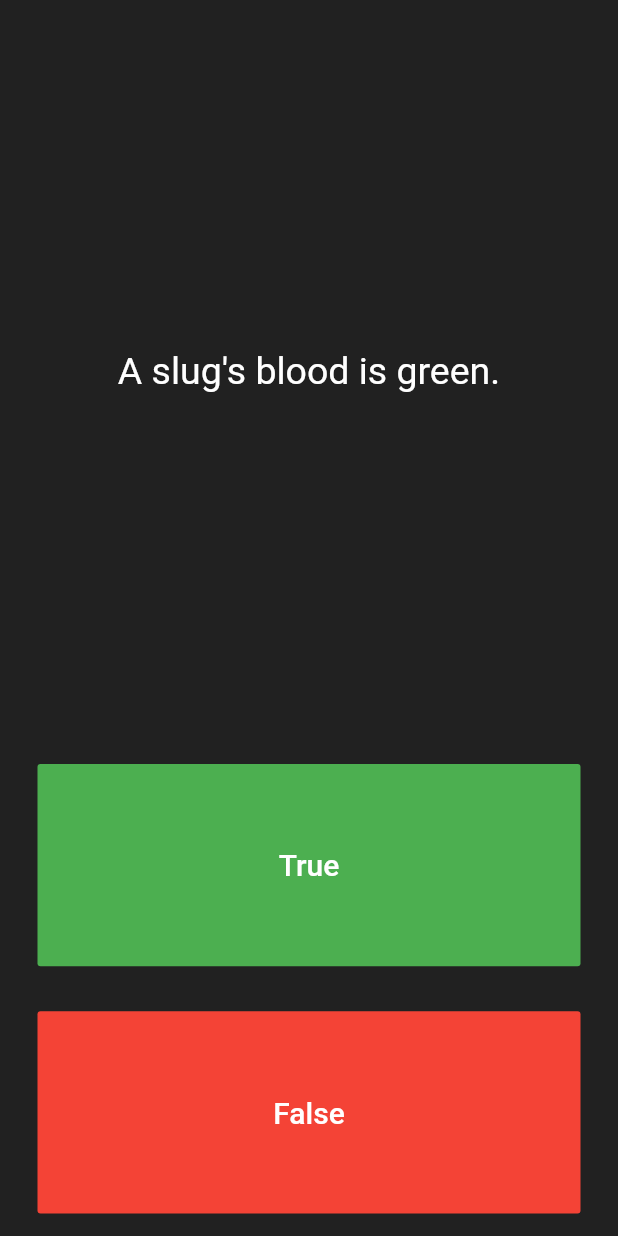
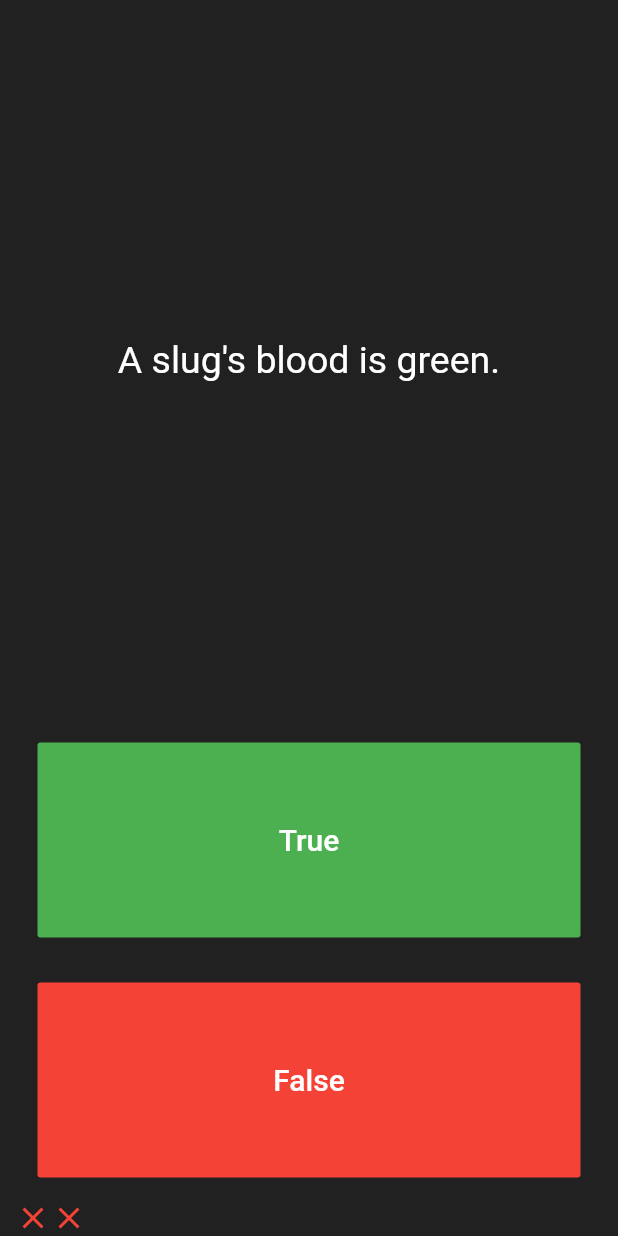
Before and after one commit to igonzarec/quizzler_app, a Flutter app: the screen it shows after launch, after a tap on "True", after a tap on "False", on a phone screen of 412 x 824 dp. Run offline on Flutter 3.47's test engine with Material 2 defaults, Android fonts, the phone set to English and light mode, and no system bars; our stand-ins replace rflutter_alert.

Commit message:
pop-up message added

```diff
--- a/lib/main.dart
+++ b/lib/main.dart
@@ -1,12 +1,12 @@
 import 'package:flutter/material.dart';
 import 'package:quizzler_flutter_app/quiz_brain.dart';
+import 'package:rflutter_alert/rflutter_alert.dart';
 
 QuizBrain quizBrain = QuizBrain();
 
 void main() => runApp(Quizzler());
 
 class Quizzler extends StatelessWidget {
-
   @override
   Widget build(BuildContext context) {
     return MaterialApp(
@@ -24,22 +24,69 @@ class Quizzler extends StatelessWidget {
 }
 
 class QuizPage extends StatefulWidget {
-
   @override
   _QuizPageState createState() => _QuizPageState();
 }
 
 class _QuizPageState extends State<QuizPage> {
-  List<Icon> scoreKeeper = [
-    // Icon(
-    //   Icons.check,
-    //   color: Colors.green,
-    // ),
-    // Icon(
-    //   Icons.close,
-    //   color: Colors.red,
-    // ),
-  ];
+  List<Icon> scoreKeeper = [];
+
+  void checkAnswer(bool userPickedAnswer, BuildContext context) {
+    bool correctAnswer = quizBrain.getQuestionAnswer();
+    setState(() {
+      if (quizBrain.getQuestionNumber() < quizBrain.getQuestionBankLength()-1){
+        if (userPickedAnswer == correctAnswer) {
+          scoreKeeper.add(
+            Icon(
+              Icons.check,
+              color: Colors.green,
+            ),
+          );
+        } else {
+          scoreKeeper.add(
+            Icon(
+              Icons.close,
+              color: Colors.red,
+            ),
+          );
+        }
+        quizBrain.nextQuestion();
+      } else {
+
+        Alert(
+
+          context: context,
+          type: AlertType.success,
+          title: "FINISHED!",
+          desc: "You answered all the questions. Press cool to restart the quiz",
+          buttons: [
+            DialogButton(
+              color: Colors.deepPurple,
+              child: Text(
+                "COOL",
+                style: TextStyle(color: Colors.white, fontSize: 20),
+              ),
+              onPressed: () {
+                Navigator.pop(context);
+              },
+              width: 120,
+            )
+          ],
+        ).show().then((value) {
+
+          setState(() {
+            quizBrain.restoreValues();
+            scoreKeeper = [];
+          });
+
+
+          return null;
+        });
+
+      }
+
+    });
+  }
 
   @override
   Widget build(BuildContext context) {
@@ -77,18 +124,8 @@ class _QuizPageState extends State<QuizPage> {
                 ),
               ),
               onPressed: () {
-
                 //The user picked true.
-                bool correctAnswer =
-                quizBrain.getQuestionAnswer();
-                if (correctAnswer == true) {
-                  print("User got it right");
-                } else {
-                  print("User got it wrong");
-                }
-                  setState(() {
-                    quizBrain.nextQuestion();
-                  });
+                checkAnswer(true, context);
               },
             ),
           ),
@@ -107,16 +144,7 @@ class _QuizPageState extends State<QuizPage> {
               ),
               onPressed: () {
                 //The user picked false.
-                bool correctAnswer =
-                quizBrain.getQuestionAnswer();
-                if (correctAnswer == false) {
-                  print("User got it right");
-                } else {
-                  print("User got it wrong");
-                }
-                setState(() {
-                  quizBrain.nextQuestion();
-                });
+                checkAnswer(false, context);
               },
             ),
           ),
--- a/lib/quiz_brain.dart
+++ b/lib/quiz_brain.dart
@@ -1,4 +1,6 @@
+import 'package:flutter/material.dart';
 import 'package:quizzler_flutter_app/questions.dart';
+import 'package:rflutter_alert/rflutter_alert.dart';
 
 class QuizBrain {
   int _questionNumber = 0;
@@ -47,4 +49,16 @@ class QuizBrain {
   bool getQuestionAnswer() {
     return _questionBank[_questionNumber].questionAnswer;
   }
+
+  int getQuestionNumber() {
+    return _questionNumber;
+  }
+
+  int getQuestionBankLength(){
+    return _questionBank.length;
+  }
+
+  void restoreValues(){
+    _questionNumber = 0;
+  }
 }
--- a/pubspec.yaml
+++ b/pubspec.yaml
@@ -23,6 +23,7 @@ environment:
 dependencies:
   flutter:
     sdk: flutter
+  rflutter_alert: ^1.1.0
 
 
   # The following adds the Cupertino Icons font to your application.
```
Also changed, not shown: pubspec.lock.
